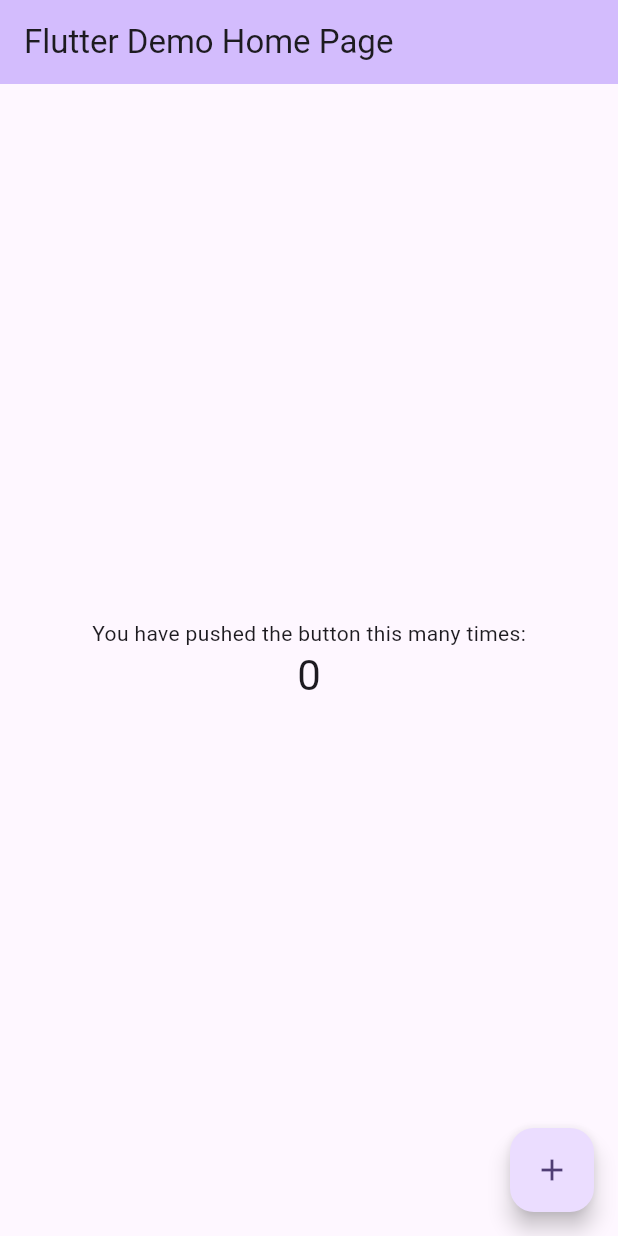
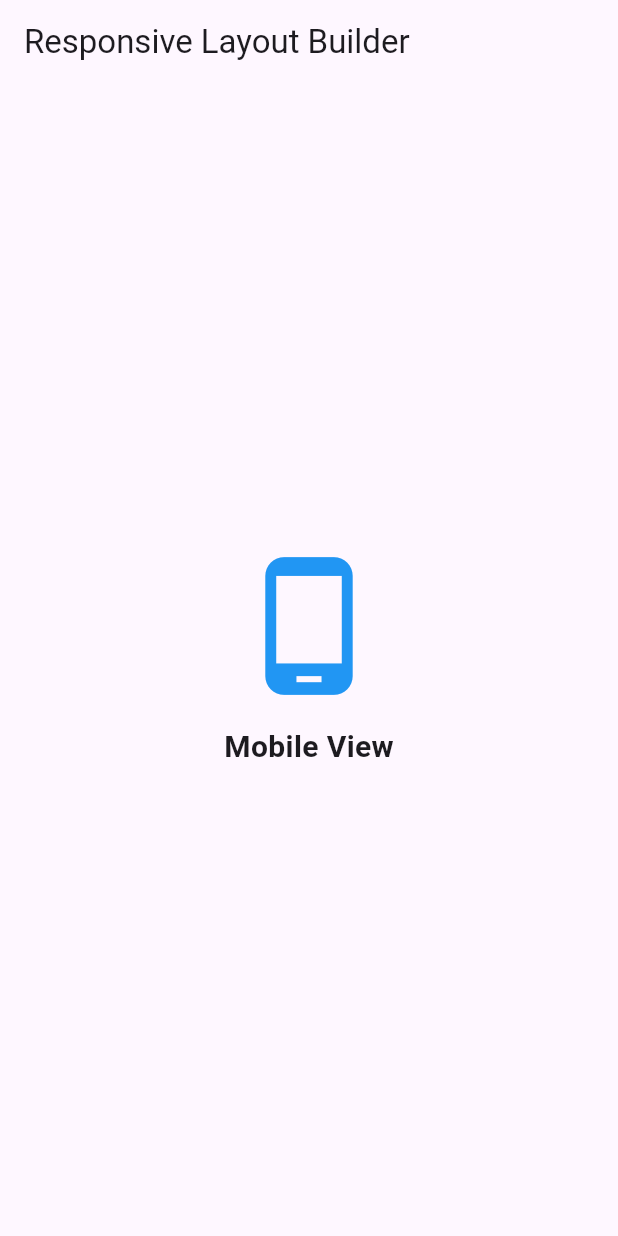
Before and after one commit to MuhammedRafiCK/llajar, a Flutter app: the screen it shows after launch, on a phone screen of 412 x 824 dp. Run offline on Flutter 3.47's test engine with Material 3 defaults, Android fonts, the phone set to English and light mode, and no system bars.

Commit message:
layoutbuilder

```diff
--- a/lib/main.dart
+++ b/lib/main.dart
@@ -1,4 +1,5 @@
 import 'package:flutter/material.dart';
+import 'package:llajar/src/view/responiveLayout/layoutBuilder.dart';
 
 void main() {
   runApp(const MyApp());
@@ -10,113 +11,6 @@ class MyApp extends StatelessWidget {
   // This widget is the root of your application.
   @override
   Widget build(BuildContext context) {
-    return MaterialApp(
-      title: 'Flutter Demo',
-      theme: ThemeData(
-        // This is the theme of your application.
-        //
-        // TRY THIS: Try running your application with "flutter run". You'll see
-        // the application has a purple toolbar. Then, without quitting the app,
-        // try changing the seedColor in the colorScheme below to Colors.green
-        // and then invoke "hot reload" (save your changes or press the "hot
-        // reload" button in a Flutter-supported IDE, or press "r" if you used
-        // the command line to start the app).
-        //
-        // Notice that the counter didn't reset back to zero; the application
-        // state is not lost during the reload. To reset the state, use hot
-        // restart instead.
-        //
-        // This works for code too, not just values: Most code changes can be
-        // tested with just a hot reload.
-        colorScheme: ColorScheme.fromSeed(seedColor: Colors.deepPurple),
-      ),
-      home: const MyHomePage(title: 'Flutter Demo Home Page'),
-    );
+    return MaterialApp(title: 'Flutter Demo', home: ResponsiveLayout());
   }
 }
-
-class MyHomePage extends StatefulWidget {
-  const MyHomePage({super.key, required this.title});
-
-  // This widget is the home page of your application. It is stateful, meaning
-  // that it has a State object (defined below) that contains fields that affect
-  // how it looks.
-
-  // This class is the configuration for the state. It holds the values (in this
-  // case the title) provided by the parent (in this case the App widget) and
-  // used by the build method of the State. Fields in a Widget subclass are
-  // always marked "final".
-
-  final String title;
-
-  @override
-  State<MyHomePage> createState() => _MyHomePageState();
-}
-
-class _MyHomePageState extends State<MyHomePage> {
-  int _counter = 0;
-
-  void _incrementCounter() {
-    setState(() {
-      // This call to setState tells the Flutter framework that something has
-      // changed in this State, which causes it to rerun the build method below
-      // so that the display can reflect the updated values. If we changed
-      // _counter without calling setState(), then the build method would not be
-      // called again, and so nothing would appear to happen.
-      _counter++;
-    });
-  }
-
-  @override
-  Widget build(BuildContext context) {
-    // This method is rerun every time setState is called, for instance as done
-    // by the _incrementCounter method above.
-    //
-    // The Flutter framework has been optimized to make rerunning build methods
-    // fast, so that you can just rebuild anything that needs updating rather
-    // than having to individually change instances of widgets.
-    return Scaffold(
-      appBar: AppBar(
-        // TRY THIS: Try changing the color here to a specific color (to
-        // Colors.amber, perhaps?) and trigger a hot reload to see the AppBar
-        // change color while the other colors stay the same.
-        backgroundColor: Theme.of(context).colorScheme.inversePrimary,
-        // Here we take the value from the MyHomePage object that was created by
-        // the App.build method, and use it to set our appbar title.
-        title: Text(widget.title),
-      ),
-      body: Center(
-        // Center is a layout widget. It takes a single child and positions it
-        // in the middle of the parent.
-        child: Column(
-          // Column is also a layout widget. It takes a list of children and
-          // arranges them vertically. By default, it sizes itself to fit its
-          // children horizontally, and tries to be as tall as its parent.
-          //
-          // Column has various properties to control how it sizes itself and
-          // how it positions its children. Here we use mainAxisAlignment to
-          // center the children vertically; the main axis here is the vertical
-          // axis because Columns are vertical (the cross axis would be
-          // horizontal).
-          //
-          // TRY THIS: Invoke "debug painting" (choose the "Toggle Debug Paint"
-          // action in the IDE, or press "p" in the console), to see the
-          // wireframe for each widget.
-          mainAxisAlignment: MainAxisAlignment.center,
-          children: <Widget>[
-            const Text('You have pushed the button this many times:'),
-            Text(
-              '$_counter',
-              style: Theme.of(context).textTheme.headlineMedium,
-            ),
-          ],
-        ),
-      ),
-      floatingActionButton: FloatingActionButton(
-        onPressed: _incrementCounter,
-        tooltip: 'Increment',
-        child: const Icon(Icons.add),
-      ), // This trailing comma makes auto-formatting nicer for build methods.
-    );
-  }
-}
--- /dev/null
+++ b/lib/src/view/responiveLayout/layoutBuilder.dart
@@ -0,0 +1,94 @@
+import 'package:flutter/material.dart';
+
+void main() => runApp(const MyApp());
+
+class MyApp extends StatelessWidget {
+  const MyApp({super.key});
+
+  @override
+  Widget build(BuildContext context) {
+    return const MaterialApp(
+      debugShowCheckedModeBanner: false,
+      home: ResponsiveLayout(),
+    );
+  }
+}
+
+class ResponsiveLayout extends StatelessWidget {
+  const ResponsiveLayout({super.key});
+
+  @override
+  Widget build(BuildContext context) {
+    return Scaffold(
+      appBar: AppBar(title: const Text('Responsive Layout Builder')),
+      body: LayoutBuilder(
+        builder: (BuildContext context, BoxConstraints constraints) {
+          if (constraints.maxWidth < 600) {
+            return const MobileView();
+          } else if (constraints.maxWidth < 1024) {
+            return const TabletView();
+          } else {
+            return const DesktopView();
+          }
+        },
+      ),
+    );
+  }
+}
+
+class MobileView extends StatelessWidget {
+  const MobileView({super.key});
+
+  @override
+  Widget build(BuildContext context) {
+    return const Center(
+      child: Column(
+        mainAxisAlignment: MainAxisAlignment.center,
+        children: [
+          Icon(Icons.phone_android, size: 100, color: Colors.blue),
+          SizedBox(height: 16),
+          Text('Mobile View',
+              style: TextStyle(fontSize: 20, fontWeight: FontWeight.bold)),
+        ],
+      ),
+    );
+  }
+}
+
+class TabletView extends StatelessWidget {
+  const TabletView({super.key});
+
+  @override
+  Widget build(BuildContext context) {
+    return const Center(
+      child: Column(
+        mainAxisAlignment: MainAxisAlignment.center,
+        children: [
+          Icon(Icons.tablet_mac, size: 100, color: Colors.orange),
+          SizedBox(height: 16),
+          Text('Tablet View',
+              style: TextStyle(fontSize: 22, fontWeight: FontWeight.bold)),
+        ],
+      ),
+    );
+  }
+}
+
+class DesktopView extends StatelessWidget {
+  const DesktopView({super.key});
+
+  @override
+  Widget build(BuildContext context) {
+    return const Center(
+      child: Row(
+        mainAxisAlignment: MainAxisAlignment.center,
+        children: [
+          Icon(Icons.desktop_windows, size: 100, color: Colors.green),
+          SizedBox(width: 20),
+          Text('Desktop View',
+              style: TextStyle(fontSize: 24, fontWeight: FontWeight.bold)),
+        ],
+      ),
+    );
+  }
+}
```
